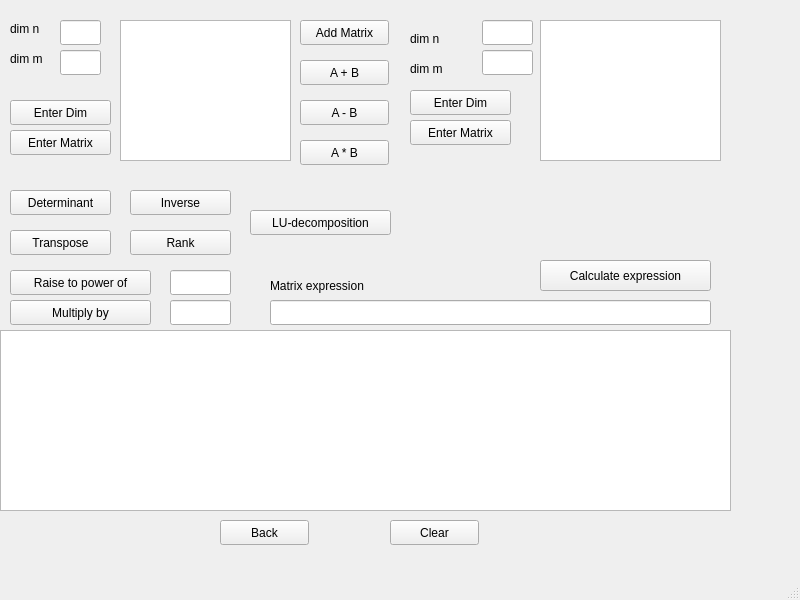
Old version of the form src/geek-calculator/mainwindow.ui in the repository Jelena-Zivovic/RS014-geek-calculator.
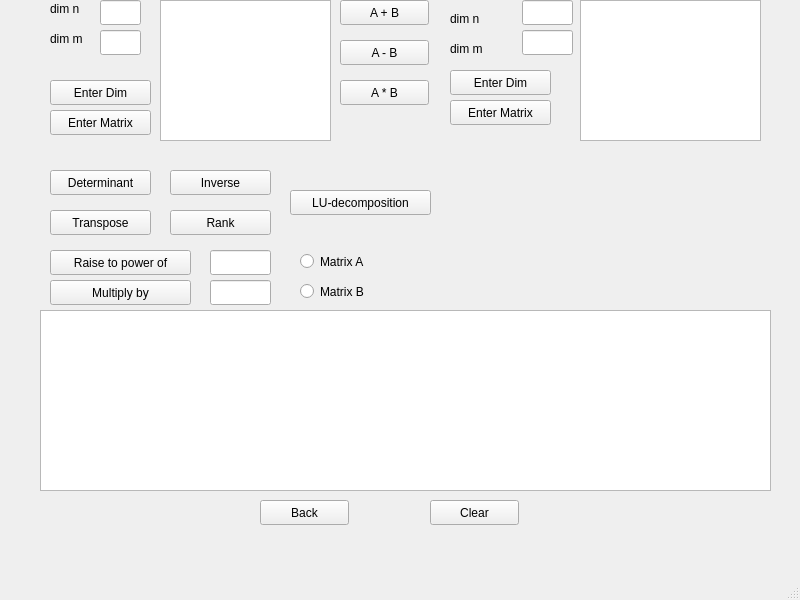
New version of the form. The open tabs and pages were chosen to show the change. Custom widgets are drawn as their Qt base class.

Commit message: small changes on matrix interface

The edit to the form file:
```diff
--- a/src/geek-calculator/mainwindow.ui
+++ b/src/geek-calculator/mainwindow.ui
@@ -17,8 +17,8 @@
    <widget class="QStackedWidget" name="stackedWidgets">
     <property name="geometry">
      <rect>
-      <x>0</x>
-      <y>10</y>
+      <x>40</x>
+      <y>-10</y>
       <width>771</width>
       <height>551</height>
      </rect>
@@ -191,7 +191,7 @@
       <property name="geometry">
        <rect>
         <x>300</x>
-        <y>50</y>
+        <y>10</y>
         <width>89</width>
         <height>25</height>
        </rect>
@@ -204,7 +204,7 @@
       <property name="geometry">
        <rect>
         <x>300</x>
-        <y>90</y>
+        <y>50</y>
         <width>89</width>
         <height>25</height>
        </rect>
@@ -217,7 +217,7 @@
       <property name="geometry">
        <rect>
         <x>300</x>
-        <y>130</y>
+        <y>90</y>
         <width>89</width>
         <height>25</height>
        </rect>
@@ -373,19 +373,6 @@
        <string>Enter Matrix</string>
       </property>
      </widget>
-     <widget class="QPushButton" name="addMatrixButton">
-      <property name="geometry">
-       <rect>
-        <x>300</x>
-        <y>10</y>
-        <width>89</width>
-        <height>25</height>
-       </rect>
-      </property>
-      <property name="text">
-       <string>Add Matrix</string>
-      </property>
-     </widget>
      <widget class="QPushButton" name="clearMatrixButton">
       <property name="geometry">
        <rect>
@@ -425,40 +412,30 @@
        <string>LU-decomposition</string>
       </property>
      </widget>
-     <widget class="QLabel" name="matrixExpressionLabel">
+     <widget class="QRadioButton" name="ARadioButton">
       <property name="geometry">
        <rect>
-        <x>270</x>
+        <x>260</x>
         <y>260</y>
-        <width>131</width>
-        <height>31</height>
+        <width>112</width>
+        <height>23</height>
        </rect>
       </property>
       <property name="text">
-       <string>Matrix expression</string>
+       <string>Matrix A</string>
       </property>
      </widget>
-     <widget class="QLineEdit" name="matrixExspressionLabel">
+     <widget class="QRadioButton" name="BRadioButton">
       <property name="geometry">
        <rect>
-        <x>270</x>
+        <x>260</x>
         <y>290</y>
-        <width>441</width>
-        <height>25</height>
-       </rect>
-      </property>
-     </widget>
-     <widget class="QPushButton" name="matrixCalculateExpressionButton">
-      <property name="geometry">
-       <rect>
-        <x>540</x>
-        <y>250</y>
-        <width>171</width>
-        <height>31</height>
+        <width>112</width>
+        <height>23</height>
        </rect>
       </property>
       <property name="text">
-       <string>Calculate expression</string>
+       <string>Matrix B</string>
       </property>
      </widget>
     </widget>
```
Left out of the diff: 2 changed lines with no effect on the pictures. The commit also changes 1 other file.
